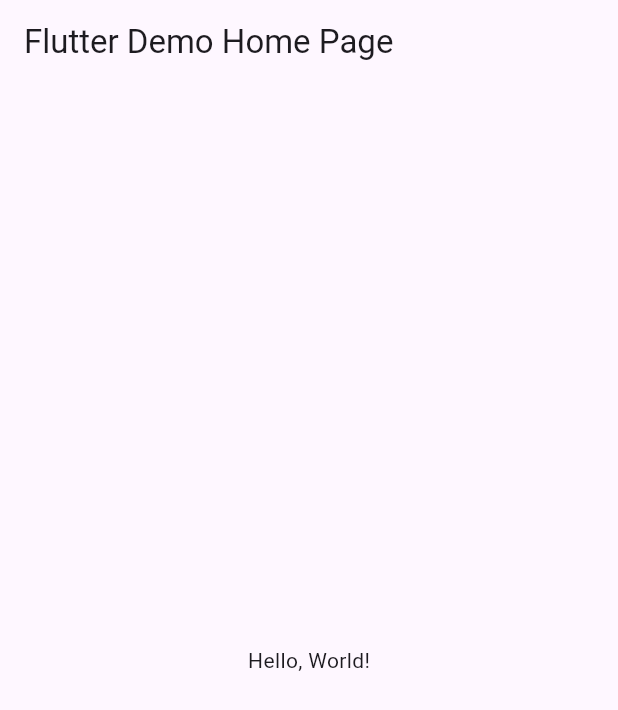
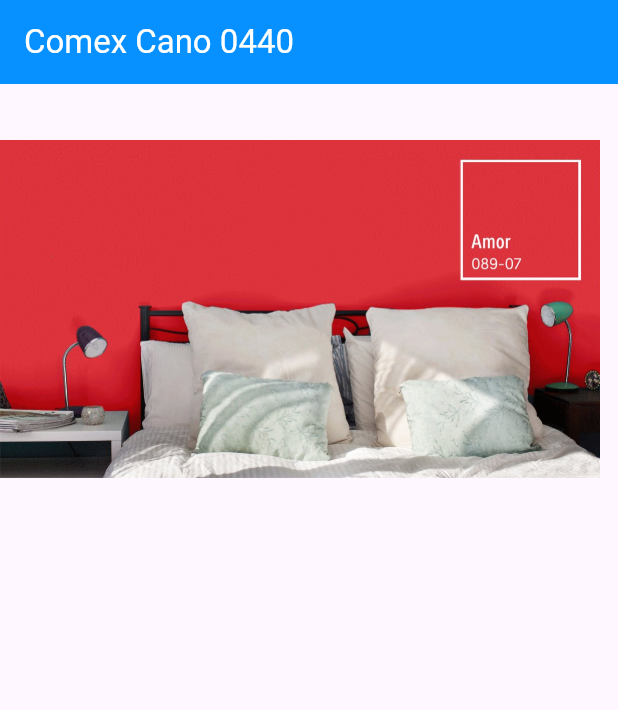
Before and after one commit to JesusRafaelCanoFlores5A/UIIAct8_Cano0440, a Flutter app: the screen it shows after launch, on a phone screen of 412 x 824 dp. Shown: the top 710 px of the screen. Run offline on Flutter 3.47's test engine with Material 3 defaults, Android fonts, the phone set to English and light mode, and no system bars.

Commit message:
updating1

```diff
--- a/lib/main.dart
+++ b/lib/main.dart
@@ -1,42 +1,60 @@
 import 'package:flutter/material.dart';
 
-void main() => runApp(MyApp());
+void main() => runApp(const MyApp());
 
 class MyApp extends StatelessWidget {
   const MyApp({super.key});
-  // This widget is the root of your application.
   @override
   Widget build(BuildContext context) {
     return MaterialApp(
-      // Application name
-      title: 'Flutter Hello World',
-      // Application theme data, you can set the colors for the application as
-      // you want
+      debugShowCheckedModeBanner: false,
       theme: ThemeData(
-        // useMaterial3: false,
         primarySwatch: Colors.blue,
       ),
-      // A widget which will be started on application startup
-      home: MyHomePage(title: 'Flutter Demo Home Page'),
+      home: const MyHomePage(),
     );
   }
 }
 
-class MyHomePage extends StatelessWidget {
-  final String title;
-  const MyHomePage({super.key, required this.title});
+class MyHomePage extends StatefulWidget {
+  const MyHomePage({Key? key}) : super(key: key);
 
+  @override
+  State<MyHomePage> createState() => _MyHomePageState();
+}
+
+class _MyHomePageState extends State<MyHomePage> {
   @override
   Widget build(BuildContext context) {
     return Scaffold(
       appBar: AppBar(
-        // The title text which will be shown on the action bar
-        title: Text(title),
+        title: const Text(
+          'Comex Cano 0440',
+          style: TextStyle(color: Colors.white),
+        ),
+        backgroundColor: const Color(0xff0790ff),
       ),
-      body: Center(
-        child: Text(
-          'Hello, World!',
-        ),
+      body: Image.asset(
+        "assets/images/Amor.jpg",
+        width: 400,
+        height: 300,
+        fit: BoxFit.contain,
+        frameBuilder: (context, child, frame, loaded) {
+          if (loaded) {
+            return child;
+          }
+          return AnimatedOpacity(
+            opacity: frame == null ? 0 : 1,
+            duration: const Duration(seconds: 1),
+            curve: Curves.easeOut,
+            child: child,
+          );
+        },
+        errorBuilder: (context, exception, stackTrace) {
+          return const Center(
+            child: Text("Algo salió mal, por favor vuelva a intentar"),
+          );
+        },
       ),
     );
   }
--- a/pubspec.yaml
+++ b/pubspec.yaml
@@ -17,8 +17,8 @@ dev_dependencies:
 
 flutter:
   uses-material-design: true
-  # assets:
-  #  - images/a_dot_burr.jpeg
+  assets:
+    - assets/images/
   #  - images/a_dot_ham.jpeg
   # fonts:
   #   - family: Schyler
```
Also changed, not shown: assets/images/Amor.jpg (added), assets/images/Beso.jpg (added), assets/images/Descanso.jpg (added), assets/images/user.jpg (added), assets/images/welcome.png (added), assets/images/welcome.png.jpg (added), assets/images/welcome2.png (added), assets/images/welcome3.png (added).
